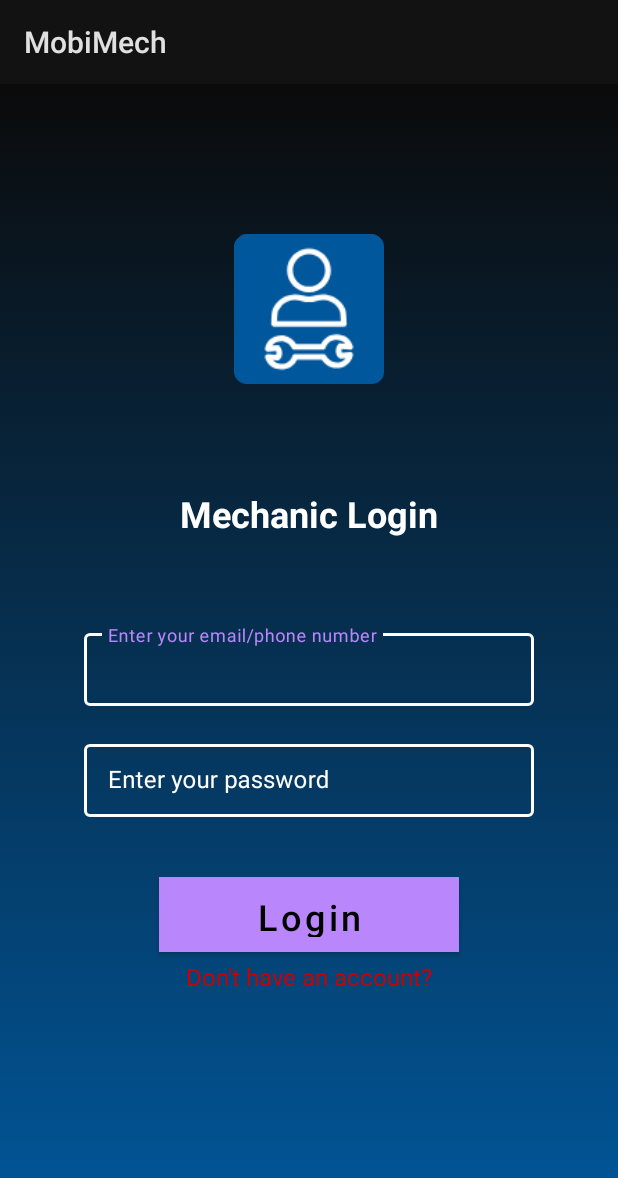
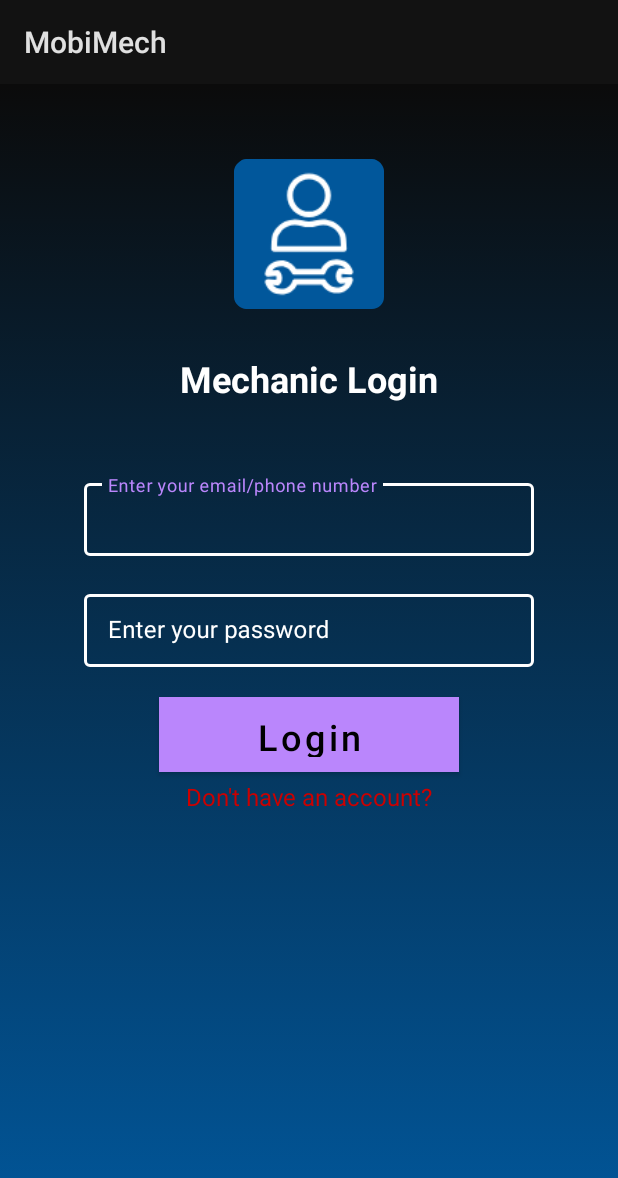
Before and after one commit to SydNS/MobMechan, an Android app: the DriverLoginRegisterActivity screen opened directly, with no data from a screen before it, on a phone screen of 412 x 824 dp. Shown: the top 1178 px of the screen. Run offline under Robolectric (Android 15) with nearby library versions, the phone set to English and light mode, and no system bars; our stand-ins replace Firebase (no records; nobody signed in at launch, a user with empty details on screens opened directly).

Commit message:
rearranged the views in the login UI

```diff
--- a/app/src/main/res/layout/activity_driver_login_register.xml
+++ b/app/src/main/res/layout/activity_driver_login_register.xml
@@ -13,7 +13,7 @@
         android:layout_width="100dp"
         android:layout_height="100dp"
         android:layout_centerHorizontal="true"
-        android:layout_marginTop="100dp"
+        android:layout_marginTop="50dp"
         android:contentDescription="@string/this_is_the_applogo"
         android:src="@mipmap/logog_round" />
 
@@ -25,7 +25,7 @@
         android:layout_below="@+id/logoimage"
         android:layout_alignParentStart="true"
         android:layout_alignParentLeft="true"
-        android:layout_marginTop="70dp"
+        android:layout_marginTop="30dp"
         android:layout_marginBottom="38dp"
         android:gravity="center_horizontal"
         android:text="Mechanic Login"
@@ -41,7 +41,7 @@
         android:layout_height="wrap_content"
         android:layout_below="@+id/heading"
         android:layout_centerHorizontal="true"
-        android:layout_marginTop="20dp"
+        android:layout_marginTop="10dp"
         android:textColorHint="@color/whiteTextColor">
 
         <com.google.android.material.textfield.TextInputEditText
@@ -75,7 +75,7 @@
         android:layout_height="50dp"
         android:layout_below="@+id/mechanic_password"
         android:layout_centerHorizontal="true"
-        android:layout_marginTop="40dp"
+        android:layout_marginTop="20dp"
         android:background="@color/white"
         android:text="Login"
         android:textAllCaps="false"
@@ -103,7 +103,7 @@
         android:layout_height="50dp"
         android:layout_below="@+id/create_driver_account"
         android:layout_centerHorizontal="true"
-        android:layout_marginTop="20dp"
+        android:layout_marginTop="10dp"
         android:background="@color/light_blue_900"
         android:text="Register"
         android:textColor="@android:color/background_light"
```
Also changed, not shown: app/src/main/res/layout/activity_customer_login_register.xml (+5 -5 lines).
